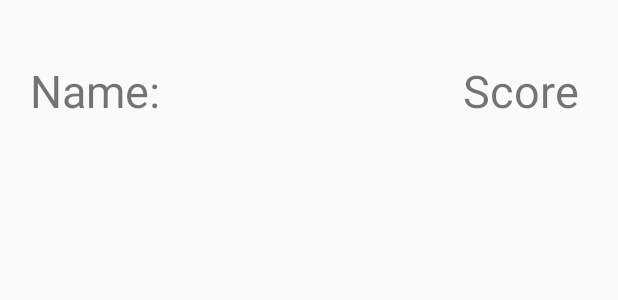
After one commit to tcsuder/TrueNorthGame-Android, an Android app: the layout player_score.xml on its own in the app's theme, with its tools: preview values and no code run, on a phone screen of 412 x 824 dp. The commit adds this screen. Shown: the top 300 px of the screen. Run offline under Robolectric (Android 15) with nearby library versions, the phone set to English and light mode, and no system bars.

Commit message:
display list of players by score descending

```diff
--- a/app/src/main/res/layout/activity_top_scores.xml
+++ b/app/src/main/res/layout/activity_top_scores.xml
@@ -14,7 +14,8 @@
         android:layout_height="wrap_content"
         android:text="TOP SCORES"
         android:id="@+id/topScoresTitleTextView"
-        android:textSize="30dp"
+        android:textSize="40dp"
+        android:textStyle="bold"
         android:layout_alignParentTop="true"
         android:layout_centerHorizontal="true" />
 
@@ -24,4 +25,5 @@
         android:id="@+id/topScoresListView"
         android:layout_below="@+id/topScoresTitleTextView"
         android:layout_centerHorizontal="true" />
+
 </RelativeLayout>
--- /dev/null
+++ b/app/src/main/res/layout/player_score.xml
@@ -0,0 +1,25 @@
+<?xml version="1.0" encoding="utf-8"?>
+<LinearLayout xmlns:android="http://schemas.android.com/apk/res/android"
+android:layout_width="match_parent"
+android:layout_height="match_parent"
+    android:weightSum="1">
+    <TextView
+        android:id="@+id/playerName"
+        android:textSize="30dp"
+        android:paddingLeft="20dp"
+        android:layout_marginTop="40dp"
+        android:layout_width="wrap_content"
+        android:layout_height="wrap_content"
+        android:text="Name:" />
+
+    <TextView
+        android:id="@+id/playerScore"
+        android:layout_width="wrap_content"
+        android:layout_height="wrap_content"
+        android:gravity="right"
+        android:paddingRight="20dp"
+        android:layout_marginTop="40dp"
+        android:textSize="30dp"
+        android:text="Score"
+        android:layout_weight="0.97" />
+</LinearLayout>
```
Also changed, not shown: app/src/main/java/com/tylersuderman/truenorthgame/Player.java (+20 -20 lines), app/src/main/java/com/tylersuderman/truenorthgame/PlayerAdapter.java (added, +37 -0 lines), app/src/main/java/com/tylersuderman/truenorthgame/PlayerScoreComparator.java (added, +13 -0 lines), app/src/main/java/com/tylersuderman/truenorthgame/TopScoresActivity.java (+21 -10 lines).
